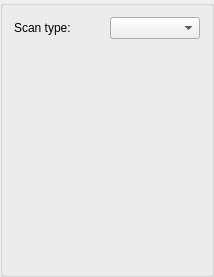
Above: ScanConfigWidget.ui from djsperka/vortup before the change. Below: the same form after it.
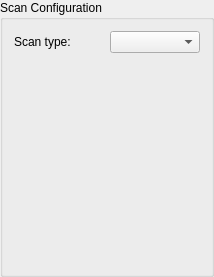
That is the form after the change.

```diff
--- a/ScanConfigWidget.ui
+++ b/ScanConfigWidget.ui
@@ -13,6 +13,9 @@
   <property name="windowTitle">
    <string>GroupBox</string>
   </property>
+  <property name="title">
+   <string>Scan Configuration</string>
+  </property>
   <layout class="QVBoxLayout" name="verticalLayout">
    <item>
     <layout class="QHBoxLayout" name="horizontalLayout">
```
